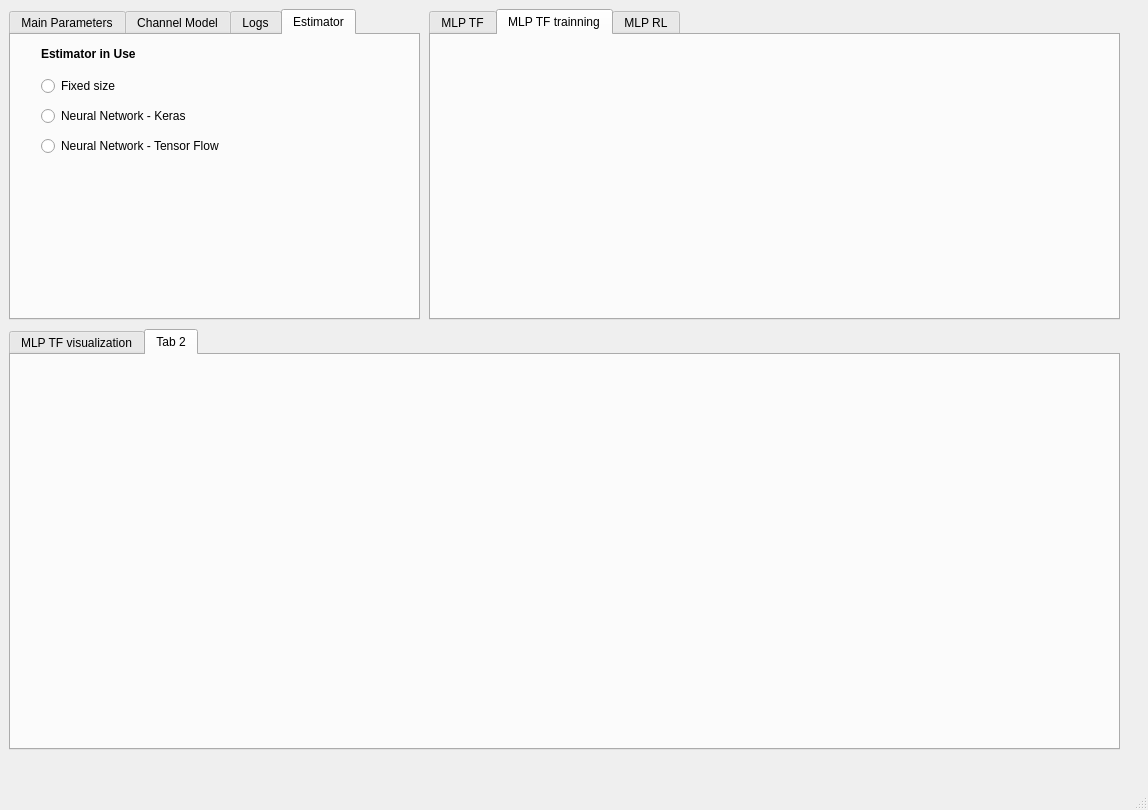
Qt form GuiDevelopment/GuiProject.ui (alexandredacunha/TransmissionAdaptation) before a commit.
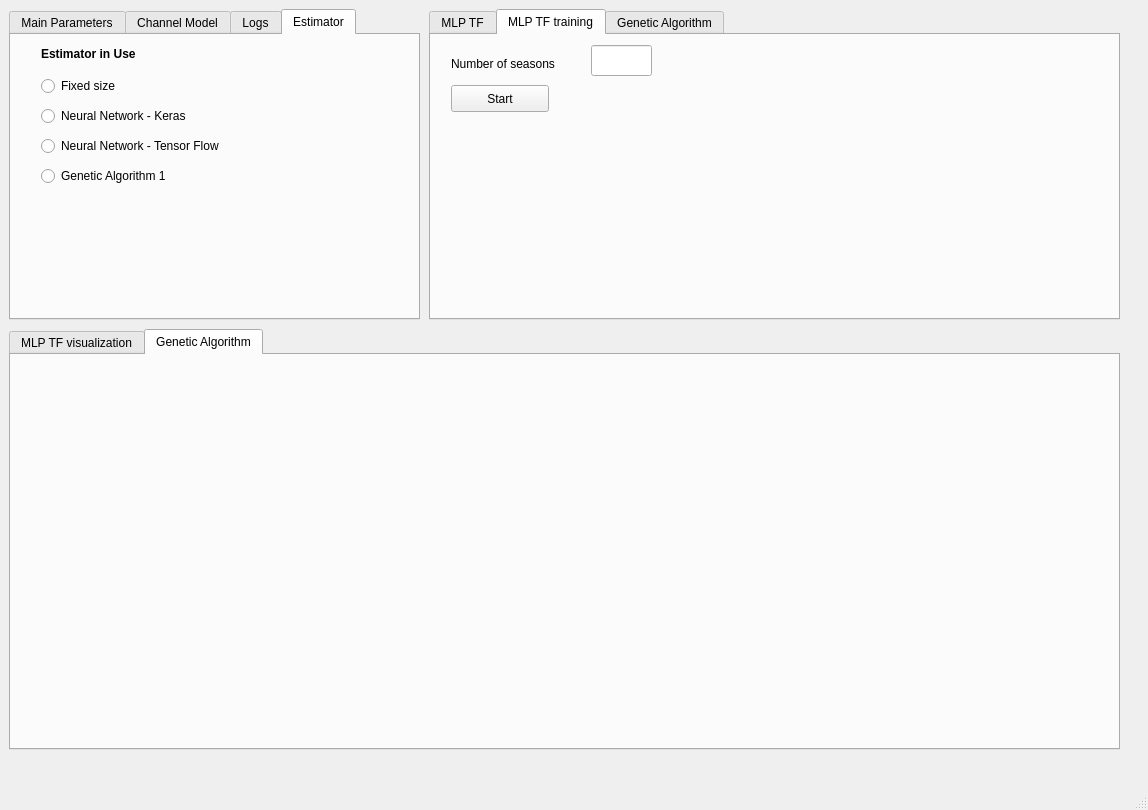
The same form after that commit. The open tabs and pages were chosen to show the change.

```diff
--- a/GuiDevelopment/GuiProject.ui
+++ b/GuiDevelopment/GuiProject.ui
@@ -36,7 +36,7 @@
        </widget>
        <widget class="QWidget" name="tab_2">
         <attribute name="title">
-         <string>Tab 2</string>
+         <string>Genetic Algorithm</string>
         </attribute>
        </widget>
       </widget>
@@ -137,12 +137,48 @@
        </widget>
        <widget class="QWidget" name="mlp_tf_trainning">
         <attribute name="title">
-         <string>MLP TF trainning</string>
+         <string>MLP TF training</string>
         </attribute>
+        <widget class="QPushButton" name="start_trainning">
+         <property name="geometry">
+          <rect>
+           <x>20</x>
+           <y>50</y>
+           <width>98</width>
+           <height>27</height>
+          </rect>
+         </property>
+         <property name="text">
+          <string>Start</string>
+         </property>
+        </widget>
+        <widget class="QLabel" name="label_9">
+         <property name="geometry">
+          <rect>
+           <x>20</x>
+           <y>20</y>
+           <width>131</width>
+           <height>17</height>
+          </rect>
+         </property>
+         <property name="text">
+          <string>Number of seasons</string>
+         </property>
+        </widget>
+        <widget class="QLineEdit" name="number_of_seasons">
+         <property name="geometry">
+          <rect>
+           <x>160</x>
+           <y>10</y>
+           <width>61</width>
+           <height>31</height>
+          </rect>
+         </property>
+        </widget>
        </widget>
-       <widget class="QWidget" name="mlp_rl">
+       <widget class="QWidget" name="genetic_algorithm">
         <attribute name="title">
-         <string>MLP RL</string>
+         <string>Genetic Algorithm</string>
         </attribute>
        </widget>
       </widget>
@@ -430,6 +466,19 @@
           <string>Estimator in Use</string>
          </property>
         </widget>
+        <widget class="QRadioButton" name="radioButton_4">
+         <property name="geometry">
+          <rect>
+           <x>30</x>
+           <y>130</y>
+           <width>231</width>
+           <height>22</height>
+          </rect>
+         </property>
+         <property name="text">
+          <string>Genetic Algorithm 1</string>
+         </property>
+        </widget>
        </widget>
       </widget>
      </item>
```
Left out of the diff: 23 changed lines with no effect on the pictures.
